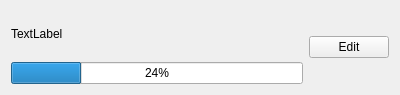
Before: the Qt Designer form app/view/forms/heropanel.ui in r0nd0ud0u/qt-rpg, drawn with Qt 5.
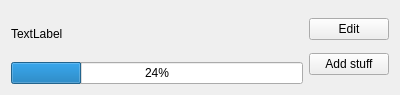
After: the same form once the commit is applied.

Diff of the .ui file:
```diff
--- a/app/view/forms/heropanel.ui
+++ b/app/view/forms/heropanel.ui
@@ -41,6 +41,13 @@
        </property>
       </widget>
      </item>
+     <item>
+      <widget class="QPushButton" name="pushButton">
+       <property name="text">
+        <string>Add stuff</string>
+       </property>
+      </widget>
+     </item>
     </layout>
    </item>
   </layout>
```
